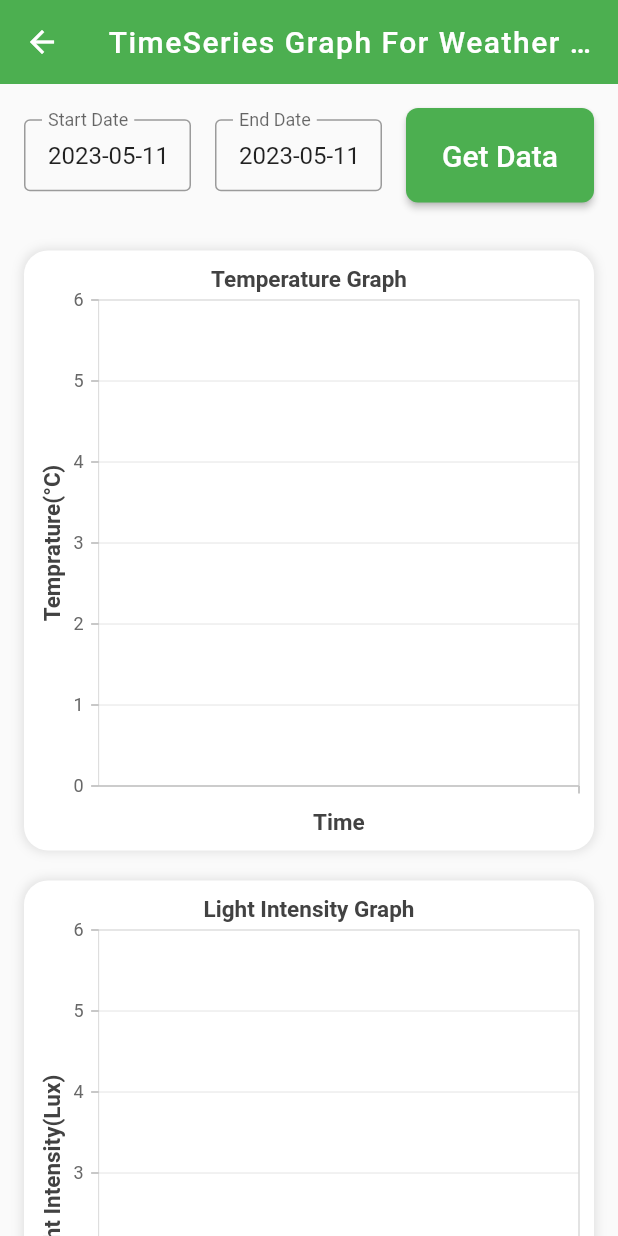
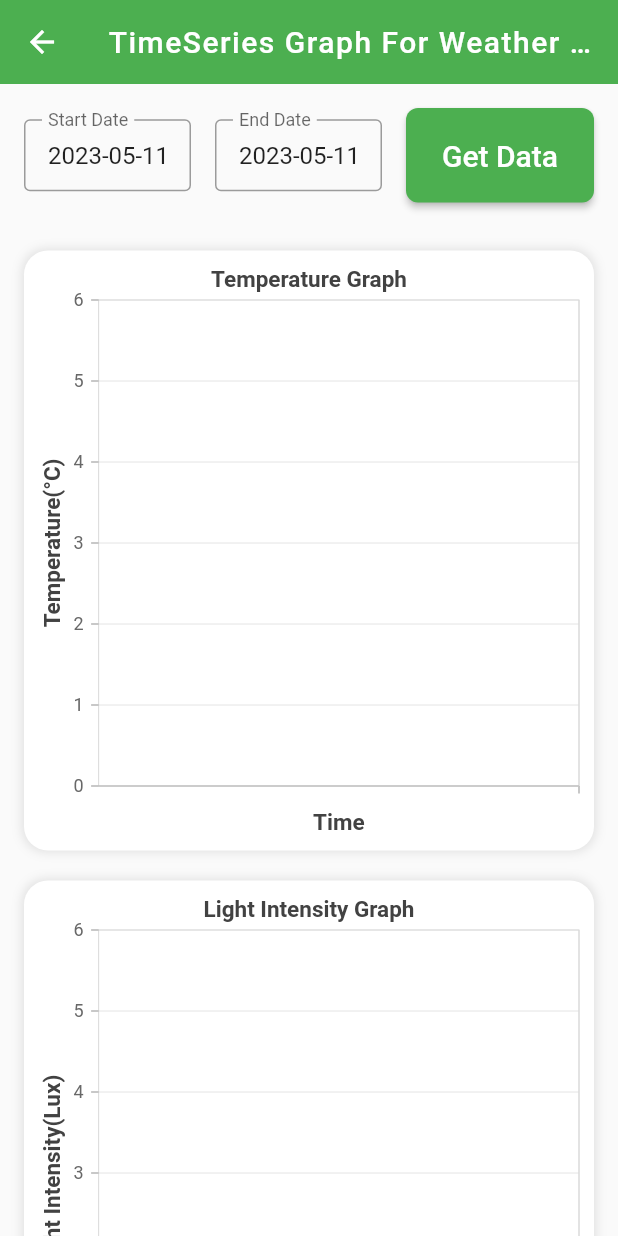
Before and after one commit to arshdeepkaur001/DE_WebApp, a Flutter app: the Weather screen opened directly with empty values, on a phone screen of 412 x 824 dp. Run offline on Flutter 3.47's test engine with Material 2 defaults, Android fonts, the phone set to English and light mode, and no system bars; our stand-ins replace csv, email_validator, open_file, permission_handler, share, syncfusion_flutter_charts; missing offline and left inert: dart:html; network calls fail.

Commit message:
spelling change

```diff
--- a/lib/weatherData.dart
+++ b/lib/weatherData.dart
@@ -823,7 +823,7 @@ class _MyHomePageState extends State<Weather> {
                             ),
                             primaryYAxis: NumericAxis(
                               title: AxisTitle(
-                                text: 'Temprature(°C)',
+                                text: 'Temperature(°C)',
                                 textStyle:
                                     TextStyle(fontWeight: FontWeight.bold),
                               ),
```
Also changed, not shown: 1 other file.
